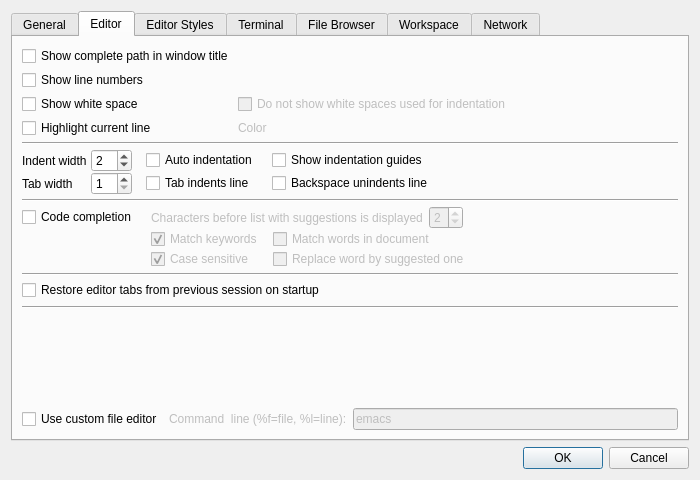
Qt form libgui/src/settings-dialog.ui (ctaggart/octave) before a commit.
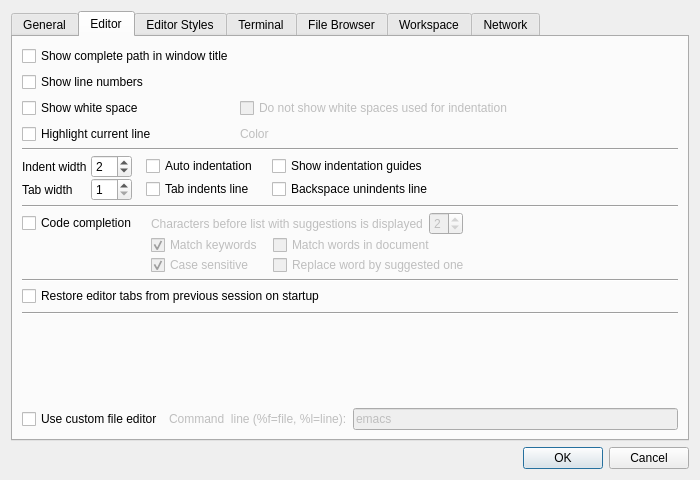
The same form after that commit. The open tabs and pages were chosen to show the change.

The edit to the form file:
```diff
--- a/libgui/src/settings-dialog.ui
+++ b/libgui/src/settings-dialog.ui
@@ -203,7 +203,7 @@
          <item>
           <layout class="QGridLayout" name="editor_common_settings_grid">
            <property name="spacing">
-            <number>-1</number>
+            <number>6</number>
            </property>
            <item row="2" column="0">
             <widget class="QCheckBox" name="editor_ws_checkbox">
```
Left out of the diff: 16 changed lines with no effect on the pictures.
